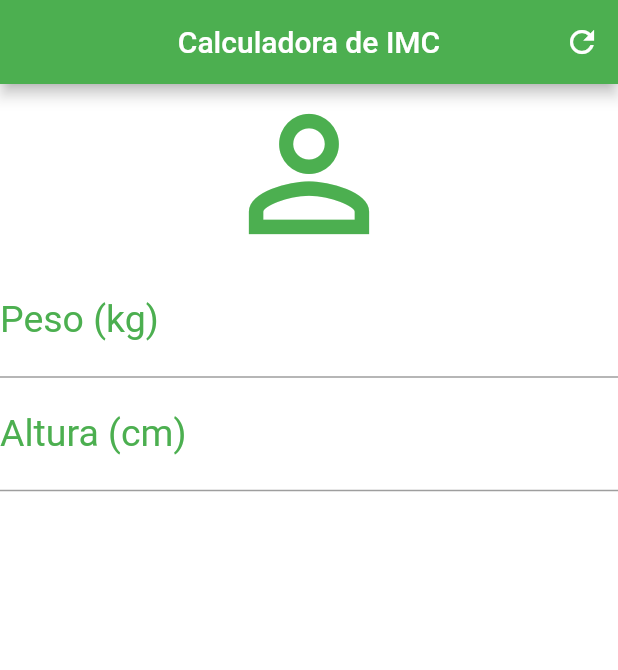
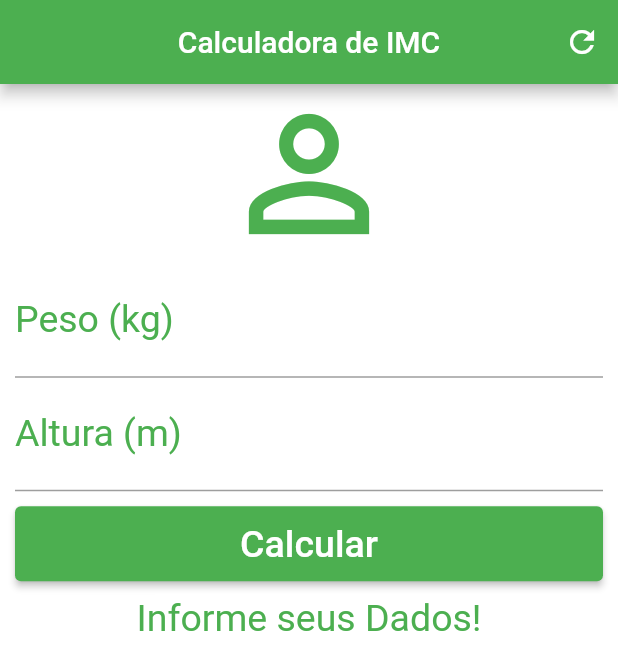
Before and after one commit to antoniotnn/imc-calculator, a Flutter app: the screen it shows after launch, on a phone screen of 412 x 824 dp. Shown: the top 670 px of the screen. Run offline on Flutter 3.47's test engine with Material 2 defaults, Android fonts, the phone set to English and light mode, and no system bars.

Commit message:
Project finished

```diff
--- a/lib/main.dart
+++ b/lib/main.dart
@@ -15,6 +15,43 @@ class Home extends StatefulWidget {
 }
 
 class _HomeState extends State<Home> {
+  TextEditingController weightController = TextEditingController();
+  TextEditingController heightController = TextEditingController();
+
+  GlobalKey<FormState> _formKey = GlobalKey<FormState>();
+
+  String _infoText = 'Informe seus Dados!';
+
+  void _resetFields() {
+    weightController.text = '';
+    heightController.text = '';
+    setState(() {
+      _infoText = 'Informe seus Dados!';
+      _formKey = GlobalKey<FormState>();
+    });
+  }
+
+  void _calculate() {
+    setState(() {
+      double weight = double.parse(weightController.text);
+      double height = double.parse(heightController.text);
+      double imc = weight / (height * height);
+      if (imc < 18.6) {
+        _infoText = 'Abaixo do Peso (${imc.toStringAsPrecision(4)})';
+      } else if (imc >= 18.6 && imc < 24.9) {
+        _infoText = 'Peso Ideal (${imc.toStringAsPrecision(4)})';
+      } else if (imc >= 24.9 && imc < 29.9) {
+        _infoText = 'Levemente Acima do Peso (${imc.toStringAsPrecision(4)})';
+      } else if (imc >= 29.9 && imc < 34.9) {
+        _infoText = 'Obesidade Grau I (${imc.toStringAsPrecision(4)})';
+      } else if (imc >= 34.9 && imc < 39.9) {
+        _infoText = 'Obesidade Grau II (${imc.toStringAsPrecision(4)})';
+      } else if (imc >= 40) {
+        _infoText = 'Obesidade Grau III (${imc.toStringAsPrecision(4)})';
+      }
+    });
+  }
+
   @override
   Widget build(BuildContext context) {
     return Scaffold(
@@ -24,39 +61,107 @@ class _HomeState extends State<Home> {
         backgroundColor: Colors.green,
         actions: [
           IconButton(
-            onPressed: () {},
             icon: const Icon(Icons.refresh),
+            onPressed: _resetFields,
           ),
         ],
       ),
       backgroundColor: Colors.white,
-      body: Column(
+      body: SingleChildScrollView(
+        padding: const EdgeInsets.symmetric(horizontal: 10.0),
+        child: Form(
+          key: _formKey,
+          child: Column(
             crossAxisAlignment: CrossAxisAlignment.stretch,
-        children: const [
-          Icon(
+            children: [
+              const Icon(
                 Icons.person_outline,
                 size: 120.0,
                 color: Colors.green,
               ),
-          TextField(
+              TextFormField(
                 keyboardType: TextInputType.number,
-            decoration: InputDecoration(
+                decoration: const InputDecoration(
                   labelText: 'Peso (kg)',
+                  hintText: 'Ex: 73.4',
+                  hintStyle: TextStyle(
+                    fontSize: 17,
+                    color: Colors.grey,
+                  ),
                   labelStyle: TextStyle(color: Colors.green),
                 ),
                 textAlign: TextAlign.center,
-            style: TextStyle(color: Colors.green, fontSize: 25.0),
+                style: const TextStyle(color: Colors.green, fontSize: 25.0),
+                controller: weightController,
+                validator: (value) {
+                  if (value!.isEmpty) {
+                    return 'Insira seu peso';
+                  }
+
+                  if (double.tryParse(value) == null) {
+                    return 'Insira um peso válido';
+                  }
+                },
               ),
-          TextField(
+              TextFormField(
                 keyboardType: TextInputType.number,
-            decoration: InputDecoration(
-              labelText: 'Altura (cm)',
+                decoration: const InputDecoration(
+                  labelText: 'Altura (m)',
+                  hintText: 'Ex: 1.75',
+                  hintStyle: TextStyle(
+                    fontSize: 17,
+                    color: Colors.grey,
+                  ),
                   labelStyle: TextStyle(color: Colors.green),
                 ),
                 textAlign: TextAlign.center,
-            style: TextStyle(color: Colors.green, fontSize: 25.0),
+                style: const TextStyle(color: Colors.green, fontSize: 25.0),
+                controller: heightController,
+                validator: (value) {
+                  if (value!.isEmpty) {
+                    return 'Insira sua altura';
+                  }
+
+                  if (double.tryParse(value) == null) {
+                    return 'Insira uma altura válida';
+                  }
+                },
+              ),
+              Padding(
+                padding: const EdgeInsets.symmetric(vertical: 10.0),
+                // ignore: sized_box_for_whitespace
+                child: Container(
+                  height: 50.0,
+                  child: ElevatedButton(
+                    onPressed: () {
+                      if (_formKey.currentState!.validate()) {
+                        _calculate();
+                      }
+                    },
+                    child: const Text(
+                      'Calcular',
+                      style: TextStyle(
+                        color: Colors.white,
+                        fontSize: 25.0,
+                      ),
+                    ),
+                    style: ElevatedButton.styleFrom(
+                      primary: Colors.green,
+                    ),
+                  ),
+                ),
+              ),
+              Text(
+                _infoText,
+                textAlign: TextAlign.center,
+                style: const TextStyle(
+                  color: Colors.green,
+                  fontSize: 25.0,
+                ),
               ),
             ],
+          ),
+        ),
       ),
     );
   }
```
Lines whose indentation alone changed are shown as unchanged.
